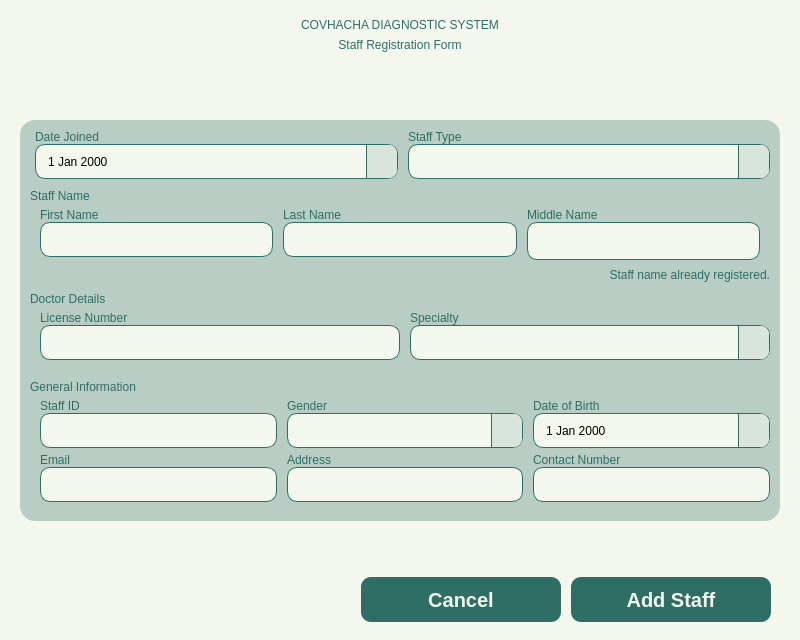
Old version of the form Views/Admin_AddStaff.ui in the repository VinsmokeSanji69/COVACHA_CLINIC_SYSTEM.
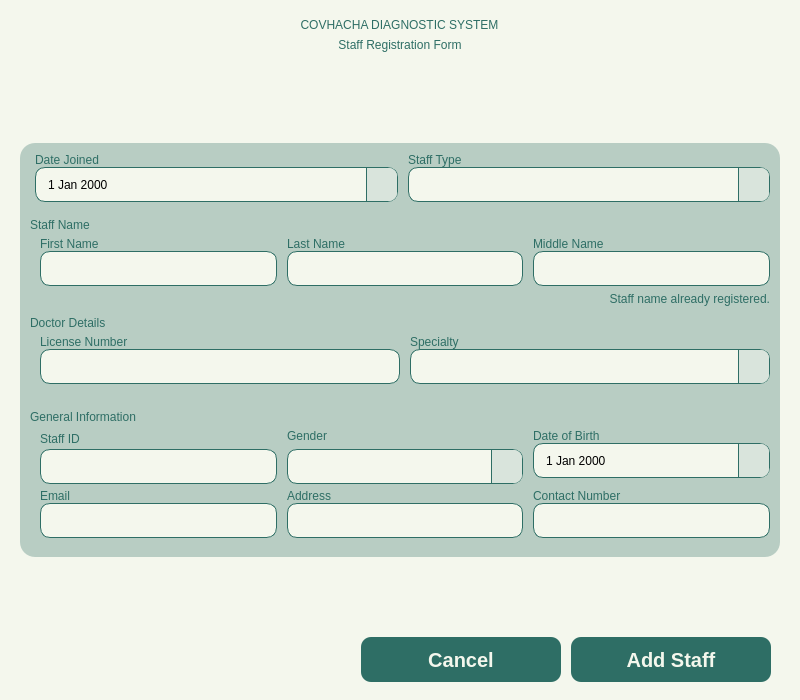
New version of the form. Icons and pictures are not drawn.

Diff of the .ui file:
```diff
--- a/Views/Admin_AddStaff.ui
+++ b/Views/Admin_AddStaff.ui
@@ -7,13 +7,19 @@
     <x>0</x>
     <y>0</y>
     <width>800</width>
-    <height>640</height>
+    <height>700</height>
    </rect>
   </property>
+  <property name="sizePolicy">
+   <sizepolicy hsizetype="Expanding" vsizetype="Expanding">
+    <horstretch>0</horstretch>
+    <verstretch>0</verstretch>
+   </sizepolicy>
+  </property>
   <property name="baseSize">
    <size>
     <width>800</width>
-    <height>640</height>
+    <height>700</height>
    </size>
   </property>
   <property name="windowTitle">
@@ -49,16 +55,30 @@
        <string notr="true">QLabel {
 	font: bold 20pt &quot;Satoshi Black&quot;;
 	color: #2E6E65;
-    qproperty-wordWrap: true;
 	background: transparent;
+	text-align: center;
 }
 #Subheader {
 	font: 500 14pt &quot;Satoshi Medium&quot;;
-}</string>
+	text-align: center;
+}
+</string>
       </property>
       <layout class="QVBoxLayout" name="verticalLayout_2">
-       <item>
+       <item alignment="Qt::AlignHCenter">
         <widget class="QLabel" name="Title">
+         <property name="sizePolicy">
+          <sizepolicy hsizetype="Expanding" vsizetype="Preferred">
+           <horstretch>0</horstretch>
+           <verstretch>0</verstretch>
+          </sizepolicy>
+         </property>
+         <property name="minimumSize">
+          <size>
+           <width>501</width>
+           <height>0</height>
+          </size>
+         </property>
          <property name="text">
           <string>COVHACHA DIAGNOSTIC SYSTEM</string>
          </property>
@@ -67,8 +87,20 @@
          </property>
         </widget>
        </item>
-       <item>
+       <item alignment="Qt::AlignHCenter">
         <widget class="QLabel" name="Subheader">
+         <property name="sizePolicy">
+          <sizepolicy hsizetype="Expanding" vsizetype="Preferred">
+           <horstretch>0</horstretch>
+           <verstretch>0</verstretch>
+          </sizepolicy>
+         </property>
+         <property name="minimumSize">
+          <size>
+           <width>500</width>
+           <height>0</height>
+          </size>
+         </property>
          <property name="text">
           <string>Staff Registration Form</string>
          </property>
@@ -80,10 +112,10 @@
       </layout>
      </widget>
     </item>
-    <item>
+    <item alignment="Qt::AlignTop">
      <widget class="QWidget" name="Body" native="true">
       <property name="sizePolicy">
-       <sizepolicy hsizetype="Expanding" vsizetype="Preferred">
+       <sizepolicy hsizetype="Expanding" vsizetype="Expanding">
         <horstretch>0</horstretch>
         <verstretch>0</verstretch>
        </sizepolicy>
@@ -246,6 +278,18 @@
        </property>
        <item alignment="Qt::AlignTop">
         <widget class="QWidget" name="StaffTypeCon" native="true">
+         <property name="sizePolicy">
+          <sizepolicy hsizetype="Expanding" vsizetype="Preferred">
+           <horstretch>0</horstretch>
+           <verstretch>0</verstretch>
+          </sizepolicy>
+         </property>
+         <property name="minimumSize">
+          <size>
+           <width>0</width>
+           <height>55</height>
+          </size>
+         </property>
          <layout class="QHBoxLayout" name="horizontalLayout_3">
           <property name="spacing">
            <number>10</number>
@@ -365,7 +409,7 @@
        <item alignment="Qt::AlignTop">
         <widget class="QWidget" name="StaffNameCon" native="true">
          <property name="sizePolicy">
-          <sizepolicy hsizetype="Expanding" vsizetype="Maximum">
+          <sizepolicy hsizetype="Expanding" vsizetype="Preferred">
            <horstretch>0</horstretch>
            <verstretch>0</verstretch>
           </sizepolicy>
@@ -393,7 +437,7 @@
             </property>
            </widget>
           </item>
-          <item alignment="Qt::AlignTop">
+          <item>
            <widget class="QWidget" name="upper" native="true">
             <layout class="QVBoxLayout" name="verticalLayout_9">
              <property name="spacing">
@@ -422,13 +466,13 @@
                <property name="minimumSize">
                 <size>
                  <width>0</width>
-                 <height>60</height>
+                 <height>55</height>
                 </size>
                </property>
                <property name="maximumSize">
                 <size>
                  <width>16777215</width>
-                 <height>60</height>
+                 <height>16777215</height>
                 </size>
                </property>
                <layout class="QHBoxLayout" name="horizontalLayout_4">
@@ -553,7 +597,7 @@
                   </layout>
                  </widget>
                 </item>
-                <item>
+                <item alignment="Qt::AlignTop">
                  <widget class="QWidget" name="widget_8" native="true">
                   <layout class="QVBoxLayout" name="verticalLayout_14">
                    <property name="spacing">
@@ -569,7 +613,7 @@
                     <number>0</number>
                    </property>
                    <property name="bottomMargin">
-                    <number>8</number>
+                    <number>0</number>
                    </property>
                    <item>
                     <widget class="QLabel" name="label_4">
@@ -592,32 +636,23 @@
                        <verstretch>0</verstretch>
                       </sizepolicy>
                      </property>
+                     <property name="minimumSize">
+                      <size>
+                       <width>0</width>
+                       <height>35</height>
+                      </size>
+                     </property>
+                     <property name="maximumSize">
+                      <size>
+                       <width>16777215</width>
+                       <height>35</height>
+                      </size>
+                     </property>
                     </widget>
                    </item>
                   </layout>
                  </widget>
                 </item>
-                <item alignment="Qt::AlignTop">
-                 <widget class="QWidget" name="widget_5" native="true">
-                  <layout class="QVBoxLayout" name="verticalLayout_11">
-                   <property name="spacing">
-                    <number>0</number>
-                   </property>
-                   <property name="leftMargin">
-                    <number>0</number>
-                   </property>
-                   <property name="topMargin">
-                    <number>0</number>
-                   </property>
-                   <property name="rightMargin">
-                    <number>0</number>
-                   </property>
-                   <property name="bottomMargin">
-                    <number>0</number>
-                   </property>
-                  </layout>
-                 </widget>
-                </item>
                </layout>
               </widget>
              </item>
@@ -639,7 +674,7 @@
                 <property name="bottomMargin">
                  <number>0</number>
                 </property>
-                <item>
+                <item alignment="Qt::AlignRight">
                  <widget class="QLabel" name="Indicator">
                   <property name="sizePolicy">
                    <sizepolicy hsizetype="Expanding" vsizetype="Expanding">
@@ -667,7 +702,7 @@
        <item alignment="Qt::AlignTop">
         <widget class="QWidget" name="Specialization" native="true">
          <property name="sizePolicy">
-          <sizepolicy hsizetype="Preferred" vsizetype="Maximum">
+          <sizepolicy hsizetype="Preferred" vsizetype="Preferred">
            <horstretch>0</horstretch>
            <verstretch>0</verstretch>
           </sizepolicy>
@@ -697,6 +732,12 @@
           </item>
           <item alignment="Qt::AlignTop">
            <widget class="QWidget" name="widget_6" native="true">
+            <property name="minimumSize">
+             <size>
+              <width>0</width>
+              <height>55</height>
+             </size>
+            </property>
             <layout class="QHBoxLayout" name="horizontalLayout_6">
              <property name="spacing">
               <number>10</number>
@@ -834,7 +875,7 @@
        <item alignment="Qt::AlignTop">
         <widget class="QWidget" name="StaffInfo" native="true">
          <property name="sizePolicy">
-          <sizepolicy hsizetype="Preferred" vsizetype="Maximum">
+          <sizepolicy hsizetype="Expanding" vsizetype="Preferred">
            <horstretch>0</horstretch>
            <verstretch>0</verstretch>
           </sizepolicy>
@@ -856,14 +897,20 @@
            <number>0</number>
           </property>
           <item>
-           <widget class="QLabel" name="DocLincense">
+           <widget class="QLabel" name="Title_3">
             <property name="text">
              <string>General Information</string>
             </property>
            </widget>
           </item>
-          <item>
+          <item alignment="Qt::AlignTop">
            <widget class="QWidget" name="upper_2" native="true">
+            <property name="minimumSize">
+             <size>
+              <width>0</width>
+              <height>55</height>
+             </size>
+            </property>
             <layout class="QHBoxLayout" name="horizontalLayout_5">
              <property name="spacing">
               <number>10</number>
@@ -992,7 +1039,7 @@
                </layout>
               </widget>
              </item>
-             <item>
+             <item alignment="Qt::AlignTop">
               <widget class="QWidget" name="widget_15" native="true">
                <layout class="QVBoxLayout" name="verticalLayout_21">
                 <property name="spacing">
@@ -1051,8 +1098,14 @@
             </layout>
            </widget>
           </item>
-          <item>
+          <item alignment="Qt::AlignTop">
            <widget class="QWidget" name="lower_2" native="true">
+            <property name="minimumSize">
+             <size>
+              <width>0</width>
+              <height>55</height>
+             </size>
+            </property>
             <layout class="QHBoxLayout" name="horizontalLayout_8">
              <property name="spacing">
               <number>10</number>
@@ -1066,7 +1119,7 @@
              <property name="rightMargin">
               <number>0</number>
              </property>
-             <item>
+             <item alignment="Qt::AlignTop">
               <widget class="QWidget" name="widget_9" native="true">
                <layout class="QVBoxLayout" name="verticalLayout_15">
                 <property name="spacing">
@@ -1100,17 +1153,29 @@
                 <item>
                  <widget class="QLineEdit" name="Email">
                   <property name="sizePolicy">
-                   <sizepolicy hsizetype="Expanding" vsizetype="Preferred">
+                   <sizepolicy hsizetype="Expanding" vsizetype="Fixed">
                     <horstretch>0</horstretch>
                     <verstretch>0</verstretch>
                    </sizepolicy>
                   </property>
+                  <property name="minimumSize">
+                   <size>
+                    <width>0</width>
+                    <height>35</height>
+                   </size>
+                  </property>
+                  <property name="maximumSize">
+                   <size>
+                    <width>16777215</width>
+                    <height>35</height>
+                   </size>
+                  </property>
                  </widget>
                 </item>
                </layout>
               </widget>
              </item>
-             <item>
+             <item alignment="Qt::AlignTop">
               <widget class="QWidget" name="widget_17" native="true">
                <layout class="QVBoxLayout" name="verticalLayout_23">
                 <property name="spacing">
@@ -1166,7 +1231,7 @@
                </layout>
               </widget>
              </item>
-             <item>
+             <item alignment="Qt::AlignTop">
               <widget class="QWidget" name="widget_18" native="true">
                <layout class="QVBoxLayout" name="verticalLayout_24">
                 <property name="spacing">
@@ -1239,6 +1304,11 @@
         <verstretch>0</verstretch>
        </sizepolicy>
       </property>
+      <property name="styleSheet">
+       <string notr="true">*{
+	text-align: center;
+}</string>
+      </property>
       <layout class="QHBoxLayout" name="horizontalLayout">
        <item alignment="Qt::AlignRight">
         <widget class="QWidget" name="widget" native="true">
@@ -1270,7 +1340,7 @@
           <property name="bottomMargin">
            <number>0</number>
           </property>
-          <item>
+          <item alignment="Qt::AlignHCenter">
            <widget class="QPushButton" name="Cancel">
             <property name="sizePolicy">
              <sizepolicy hsizetype="Fixed" vsizetype="Preferred">
@@ -1305,7 +1375,7 @@
             </property>
            </widget>
           </item>
-          <item>
+          <item alignment="Qt::AlignHCenter">
            <widget class="QPushButton" name="AddStaff">
             <property name="sizePolicy">
              <sizepolicy hsizetype="Expanding" vsizetype="Preferred">
```
Left out of the diff: 2 changed lines with no effect on the pictures.
